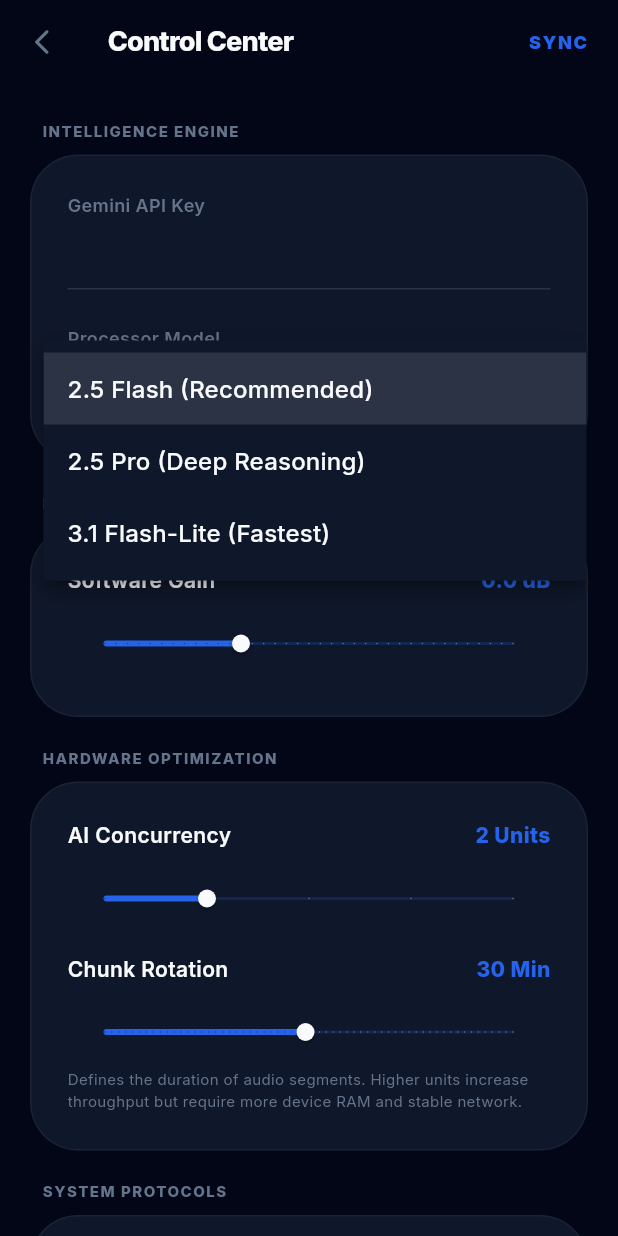
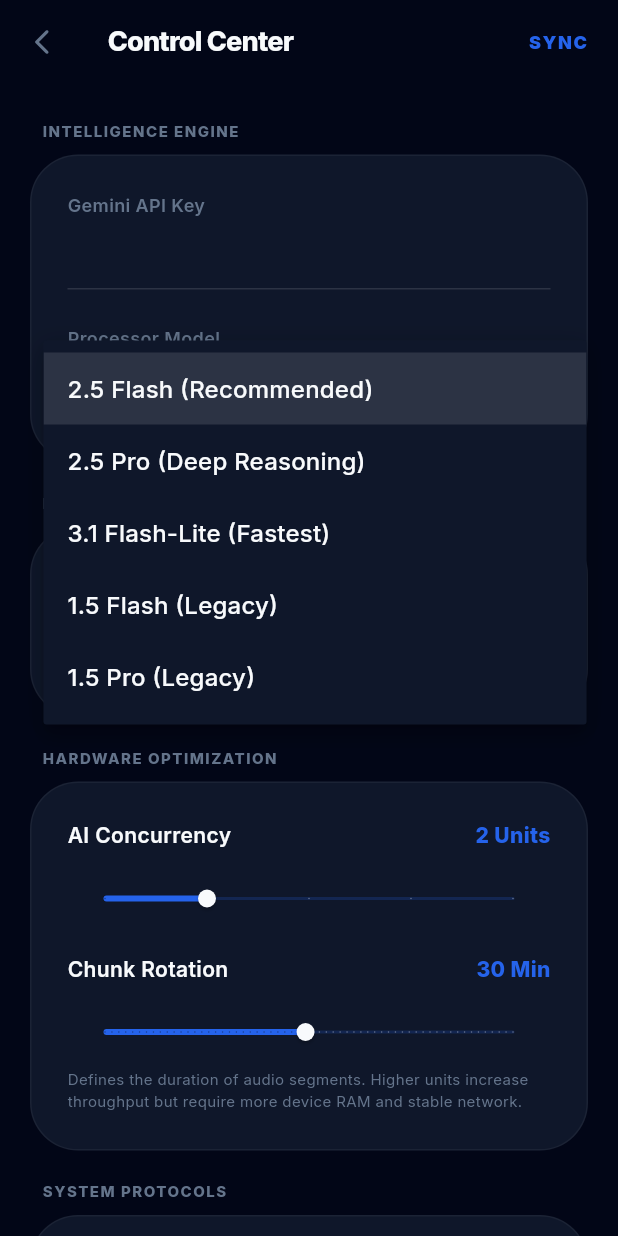
Before and after one commit to zihaaaad/EchoScript, a Flutter app: the SettingsPage screen opened directly, after a tap on "2.5 Flash (Recommended)", on a phone screen of 412 x 824 dp. Run offline on Flutter 3.47's test engine with Material 3 defaults, Android fonts, the light colour scheme and no system bars; our stand-ins replace dio, flutter_riverpod, flutter_secure_storage, google_fonts, google_generative_ai, isar and 5 more; missing offline and left inert: flutter_background_service, flutter_sound; accounts and stored records are empty; generated files the repository leaves out were written again.

Commit message:
Update: AI Model selection with both Modern and Legacy options

```diff
--- a/lib/features/settings/presentation/pages/settings_page.dart
+++ b/lib/features/settings/presentation/pages/settings_page.dart
@@ -265,6 +265,8 @@
             DropdownMenuItem(value: 'gemini-2.5-flash', child: Text('2.5 Flash (Recommended)')),
             DropdownMenuItem(value: 'gemini-2.5-pro', child: Text('2.5 Pro (Deep Reasoning)')),
             DropdownMenuItem(value: 'gemini-3.1-flash-lite', child: Text('3.1 Flash-Lite (Fastest)')),
+            DropdownMenuItem(value: 'gemini-1.5-flash', child: Text('1.5 Flash (Legacy)')),
+            DropdownMenuItem(value: 'gemini-1.5-pro', child: Text('1.5 Pro (Legacy)')),
           ],
           onChanged: onChanged,
         ),
```
